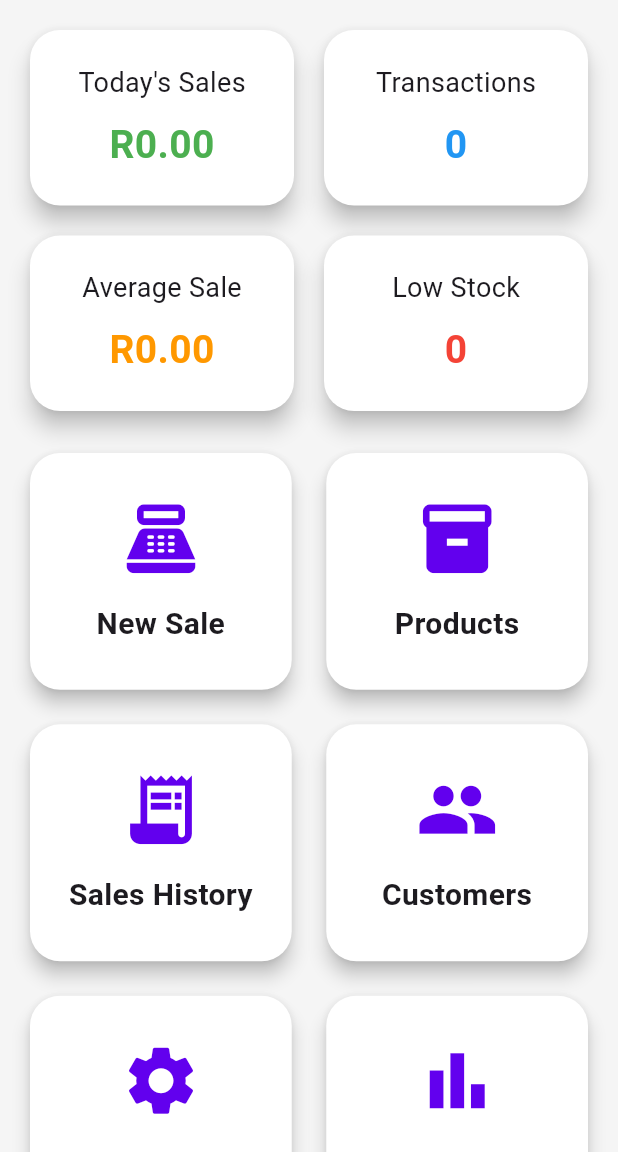
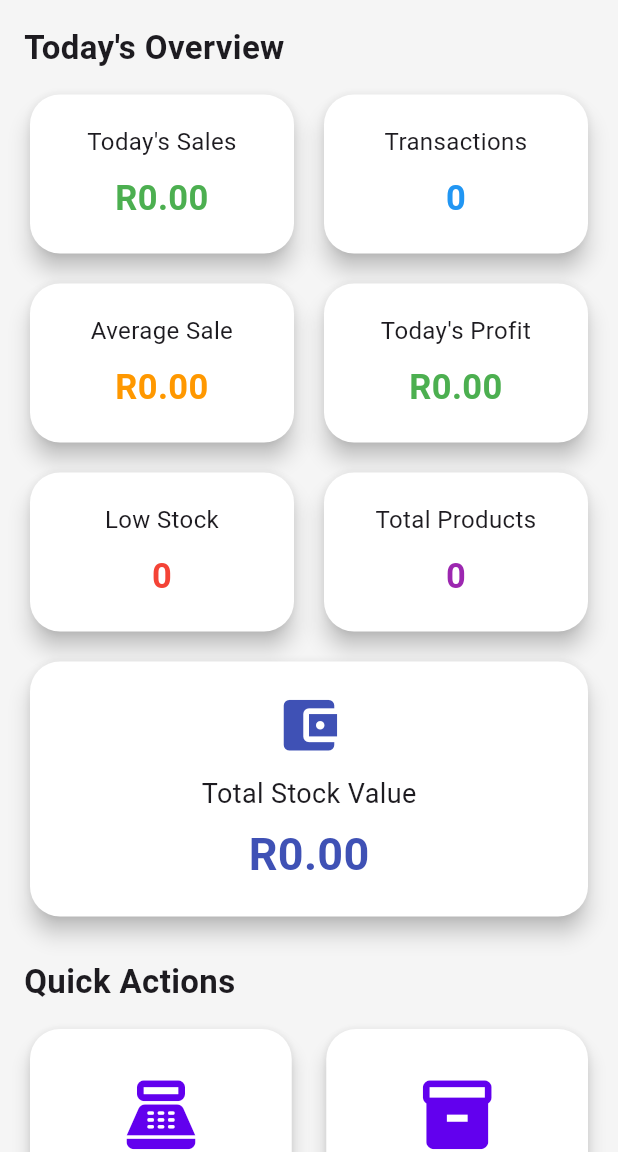
Before and after one commit to LarryBelieve/believe_pos, a Flutter app: the screen it shows after launch, on a phone screen of 412 x 824 dp, the part 84-1236 px from its top. Run offline on Flutter 3.47's test engine with Material 3 defaults, Android fonts, the phone set to English and light mode, and no system bars; our stand-ins replace sqflite; missing offline and left inert: mobile_scanner; accounts and stored records are empty.

Commit message:
Add dashboard profit and inventory statistics

```diff
--- a/lib/screens/home_screen.dart
+++ b/lib/screens/home_screen.dart
@@ -25,6 +25,12 @@ class _HomeScreenState extends State<HomeScreen> {
   double averageSale = 0;
   int lowStockCount = 0;
 
+  double todayProfit = 0;
+  int totalProducts = 0;
+  double totalStockValue = 0;
+
+  bool isLoading = true;
+
   @override
   void initState() {
     super.initState();
@@ -37,6 +43,12 @@ class _HomeScreenState extends State<HomeScreen> {
       final transactions = await DashboardService.getTotalTransactions();
       final average = await DashboardService.getAverageSale();
 
+      final profit = await DashboardService.getTodayProfit();
+
+      final products = await DashboardService.getTotalProducts();
+
+      final stockValue = await DashboardService.getTotalStockValue();
+
       final lowStockProducts = await ProductService.getLowStockProducts();
 
       if (!mounted) return;
@@ -45,10 +57,18 @@ class _HomeScreenState extends State<HomeScreen> {
         todaySales = sales;
         totalTransactions = transactions;
         averageSale = average;
+        todayProfit = profit;
+        totalProducts = products;
+        totalStockValue = stockValue;
         lowStockCount = lowStockProducts.length;
+        isLoading = false;
       });
     } catch (e) {
       if (!mounted) return;
+
+      setState(() {
+        isLoading = false;
+      });
 
       ScaffoldMessenger.of(context).showSnackBar(
         SnackBar(
@@ -117,22 +137,24 @@ class _HomeScreenState extends State<HomeScreen> {
           onTap: onTap,
           child: Padding(
             padding: const EdgeInsets.symmetric(
-              horizontal: 16,
-              vertical: 22,
+              horizontal: 12,
+              vertical: 20,
             ),
             child: Column(
               children: [
                 Text(
                   title,
+                  textAlign: TextAlign.center,
                   style: const TextStyle(
-                    fontSize: 18,
+                    fontSize: 16,
                   ),
                 ),
                 const SizedBox(height: 10),
                 Text(
                   value,
+                  textAlign: TextAlign.center,
                   style: TextStyle(
-                    fontSize: 26,
+                    fontSize: 23,
                     fontWeight: FontWeight.bold,
                     color: color,
                   ),
@@ -165,10 +187,27 @@ class _HomeScreenState extends State<HomeScreen> {
       ),
       body: RefreshIndicator(
         onRefresh: loadDashboard,
-        child: ListView(
+        child: isLoading
+            ? const Center(
+                child: CircularProgressIndicator(),
+              )
+            : ListView(
                 padding: const EdgeInsets.all(16),
                 children: [
-            // Today's Sales + Transactions
+                  // =========================
+                  // SALES SUMMARY
+                  // =========================
+
+                  const Text(
+                    "Today's Overview",
+                    style: TextStyle(
+                      fontSize: 22,
+                      fontWeight: FontWeight.bold,
+                    ),
+                  ),
+
+                  const SizedBox(height: 12),
+
                   Row(
                     children: [
                       buildInfoCard(
@@ -187,7 +226,6 @@ class _HomeScreenState extends State<HomeScreen> {
 
                   const SizedBox(height: 12),
 
-            // Average Sale + Low Stock
                   Row(
                     children: [
                       buildInfoCard(
@@ -197,15 +235,88 @@ class _HomeScreenState extends State<HomeScreen> {
                       ),
                       const SizedBox(width: 12),
                       buildInfoCard(
+                        "Today's Profit",
+                        "R${todayProfit.toStringAsFixed(2)}",
+                        todayProfit >= 0 ? Colors.green : Colors.red,
+                      ),
+                    ],
+                  ),
+
+                  const SizedBox(height: 12),
+
+                  Row(
+                    children: [
+                      buildInfoCard(
                         "Low Stock",
                         lowStockCount.toString(),
                         Colors.red,
                         onTap: openLowStock,
                       ),
+                      const SizedBox(width: 12),
+                      buildInfoCard(
+                        "Total Products",
+                        totalProducts.toString(),
+                        Colors.purple,
+                      ),
                     ],
                   ),
 
-            const SizedBox(height: 20),
+                  const SizedBox(height: 12),
+
+                  // =========================
+                  // STOCK VALUE
+                  // =========================
+
+                  Card(
+                    elevation: 6,
+                    shape: RoundedRectangleBorder(
+                      borderRadius: BorderRadius.circular(20),
+                    ),
+                    child: Padding(
+                      padding: const EdgeInsets.all(20),
+                      child: Column(
+                        children: [
+                          const Icon(
+                            Icons.account_balance_wallet,
+                            size: 45,
+                            color: Colors.indigo,
+                          ),
+                          const SizedBox(height: 10),
+                          const Text(
+                            "Total Stock Value",
+                            style: TextStyle(
+                              fontSize: 18,
+                            ),
+                          ),
+                          const SizedBox(height: 6),
+                          Text(
+                            "R${totalStockValue.toStringAsFixed(2)}",
+                            style: const TextStyle(
+                              fontSize: 30,
+                              fontWeight: FontWeight.bold,
+                              color: Colors.indigo,
+                            ),
+                          ),
+                        ],
+                      ),
+                    ),
+                  ),
+
+                  const SizedBox(height: 24),
+
+                  // =========================
+                  // QUICK ACTIONS
+                  // =========================
+
+                  const Text(
+                    "Quick Actions",
+                    style: TextStyle(
+                      fontSize: 22,
+                      fontWeight: FontWeight.bold,
+                    ),
+                  ),
+
+                  const SizedBox(height: 12),
 
                   GridView.count(
                     shrinkWrap: true,
@@ -279,38 +390,6 @@ class _HomeScreenState extends State<HomeScreen> {
                         },
                       ),
 
-                // Settings
-                buildCard(
-                  context,
-                  Icons.settings,
-                  "Settings",
-                  () {
-                    ScaffoldMessenger.of(context).showSnackBar(
-                      const SnackBar(
-                        content: Text(
-                          "Settings module coming soon",
-                        ),
-                      ),
-                    );
-                  },
-                ),
-
-                // Reports
-                buildCard(
-                  context,
-                  Icons.bar_chart,
-                  "Reports",
-                  () {
-                    ScaffoldMessenger.of(context).showSnackBar(
-                      const SnackBar(
-                        content: Text(
-                          "Reports module coming soon",
-                        ),
-                      ),
-                    );
-                  },
-                ),
-
                       // Suppliers
                       buildCard(
                         context,
@@ -343,7 +422,7 @@ class _HomeScreenState extends State<HomeScreen> {
                         },
                       ),
 
-                // Stock History
+                      // Stock Movement History
                       buildCard(
                         context,
                         Icons.history,
@@ -357,6 +436,46 @@ class _HomeScreenState extends State<HomeScreen> {
                           );
                         },
                       ),
+
+                      // Low Stock
+                      buildCard(
+                        context,
+                        Icons.warning_amber,
+                        "Low Stock",
+                        openLowStock,
+                      ),
+
+                      // Reports
+                      buildCard(
+                        context,
+                        Icons.bar_chart,
+                        "Reports",
+                        () {
+                          ScaffoldMessenger.of(context).showSnackBar(
+                            const SnackBar(
+                              content: Text(
+                                "Reports module coming soon",
+                              ),
+                            ),
+                          );
+                        },
+                      ),
+
+                      // Settings
+                      buildCard(
+                        context,
+                        Icons.settings,
+                        "Settings",
+                        () {
+                          ScaffoldMessenger.of(context).showSnackBar(
+                            const SnackBar(
+                              content: Text(
+                                "Settings module coming soon",
+                              ),
+                            ),
+                          );
+                        },
+                      ),
                     ],
                   ),
                 ],
--- a/lib/services/dashboard_service.dart
+++ b/lib/services/dashboard_service.dart
@@ -1,13 +1,45 @@
 import '../database/database_helper.dart';
 
 class DashboardService {
+  // =========================
+  // TODAY'S DATE RANGE
+  // =========================
+  static List<String> _todayRange() {
+    final now = DateTime.now();
+
+    final startOfDay = DateTime(
+      now.year,
+      now.month,
+      now.day,
+    );
+
+    final startOfTomorrow = startOfDay.add(
+      const Duration(days: 1),
+    );
+
+    return [
+      startOfDay.toIso8601String(),
+      startOfTomorrow.toIso8601String(),
+    ];
+  }
+
+  // =========================
+  // TODAY'S SALES
+  // =========================
   static Future<double> getTodaySales() async {
     final db = await DatabaseHelper.instance.database;
 
-    final result = await db.rawQuery('''
+    final dates = _todayRange();
+
+    final result = await db.rawQuery(
+      '''
       SELECT SUM(total) AS totalSales
       FROM sales
-    ''');
+      WHERE saleDate >= ?
+      AND saleDate < ?
+      ''',
+      dates,
+    );
 
     if (result.isNotEmpty && result.first['totalSales'] != null) {
       return (result.first['totalSales'] as num).toDouble();
@@ -16,24 +48,48 @@ class DashboardService {
     return 0.0;
   }
 
+  // =========================
+  // TODAY'S TRANSACTIONS
+  // =========================
   static Future<int> getTotalTransactions() async {
     final db = await DatabaseHelper.instance.database;
 
-    final result = await db.rawQuery('''
+    final dates = _todayRange();
+
+    final result = await db.rawQuery(
+      '''
       SELECT COUNT(*) AS total
       FROM sales
-    ''');
+      WHERE saleDate >= ?
+      AND saleDate < ?
+      ''',
+      dates,
+    );
 
-    return (result.first['total'] as num).toInt();
+    if (result.isNotEmpty && result.first['total'] != null) {
+      return (result.first['total'] as num).toInt();
+    }
+
+    return 0;
   }
 
+  // =========================
+  // TODAY'S AVERAGE SALE
+  // =========================
   static Future<double> getAverageSale() async {
     final db = await DatabaseHelper.instance.database;
 
-    final result = await db.rawQuery('''
+    final dates = _todayRange();
+
+    final result = await db.rawQuery(
+      '''
       SELECT AVG(total) AS averageSale
       FROM sales
-    ''');
+      WHERE saleDate >= ?
+      AND saleDate < ?
+      ''',
+      dates,
+    );
 
     if (result.isNotEmpty && result.first['averageSale'] != null) {
       return (result.first['averageSale'] as num).toDouble();
@@ -41,4 +97,77 @@ class DashboardService {
 
     return 0.0;
   }
+
+  // =========================
+  // TODAY'S PROFIT
+  // =========================
+  static Future<double> getTodayProfit() async {
+    final db = await DatabaseHelper.instance.database;
+
+    final dates = _todayRange();
+
+    final result = await db.rawQuery(
+      '''
+      SELECT
+        SUM(
+          (sale_items.price - products.costPrice)
+          * sale_items.quantity
+        ) AS totalProfit
+      FROM sale_items
+      INNER JOIN sales
+        ON sales.id = sale_items.saleId
+      INNER JOIN products
+        ON products.id = sale_items.productId
+      WHERE sales.saleDate >= ?
+      AND sales.saleDate < ?
+      ''',
+      dates,
+    );
+
+    if (result.isNotEmpty && result.first['totalProfit'] != null) {
+      return (result.first['totalProfit'] as num).toDouble();
+    }
+
+    return 0.0;
+  }
+
+  // =========================
+  // TOTAL PRODUCTS
+  // =========================
+  static Future<int> getTotalProducts() async {
+    final db = await DatabaseHelper.instance.database;
+
+    final result = await db.rawQuery(
+      '''
+      SELECT COUNT(*) AS totalProducts
+      FROM products
+      ''',
+    );
+
+    if (result.isNotEmpty && result.first['totalProducts'] != null) {
+      return (result.first['totalProducts'] as num).toInt();
+    }
+
+    return 0;
+  }
+
+  // =========================
+  // TOTAL STOCK VALUE
+  // =========================
+  static Future<double> getTotalStockValue() async {
+    final db = await DatabaseHelper.instance.database;
+
+    final result = await db.rawQuery(
+      '''
+      SELECT SUM(quantity * costPrice) AS stockValue
+      FROM products
+      ''',
+    );
+
+    if (result.isNotEmpty && result.first['stockValue'] != null) {
+      return (result.first['stockValue'] as num).toDouble();
+    }
+
+    return 0.0;
+  }
 }
```
Lines whose indentation alone changed are shown as unchanged.
